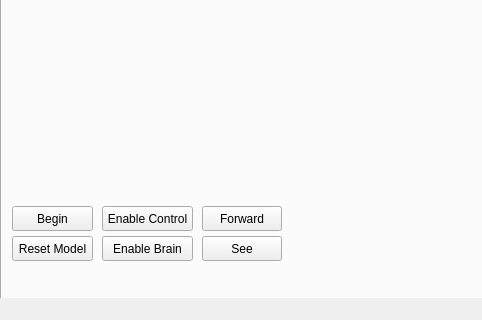
Machine-Learning-Robot-Competition/robot_controller, file ui/main.ui: the form before one commit; both pictures show x 0 to 482 and y 280 to 600 of the 600 by 600 pixel window.
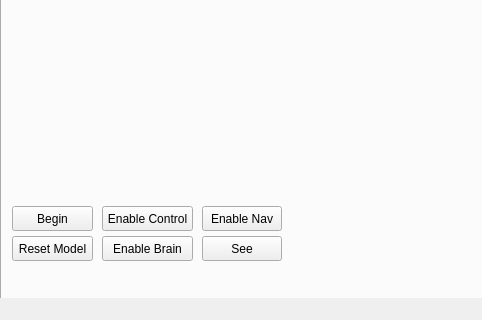
The form after the commit.

Commit message: Add enable nav button

Patch:
```diff
--- a/ui/main.ui
+++ b/ui/main.ui
@@ -98,7 +98,7 @@
        </rect>
       </property>
       <property name="text">
-       <string>Forward</string>
+       <string>Enable Nav</string>
       </property>
      </widget>
      <widget class="QPushButton" name="brain_state">
```
Left out of the diff: 2 changed lines with no effect on the pictures. The commit also changes 4 other files.
